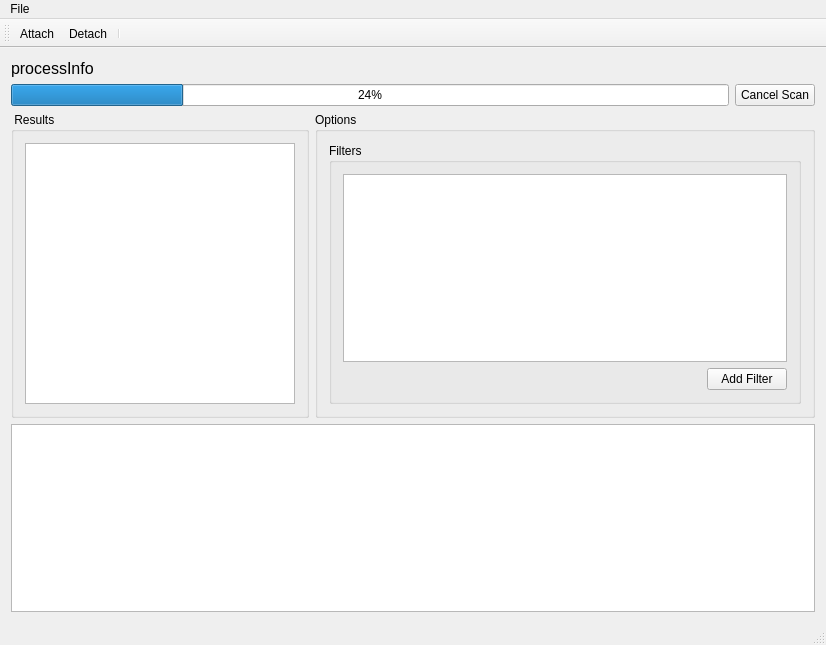
This is qt/mainwindow.ui in udoprog/ptscan as Qt 5 draws it before an edit. The edited form follows.
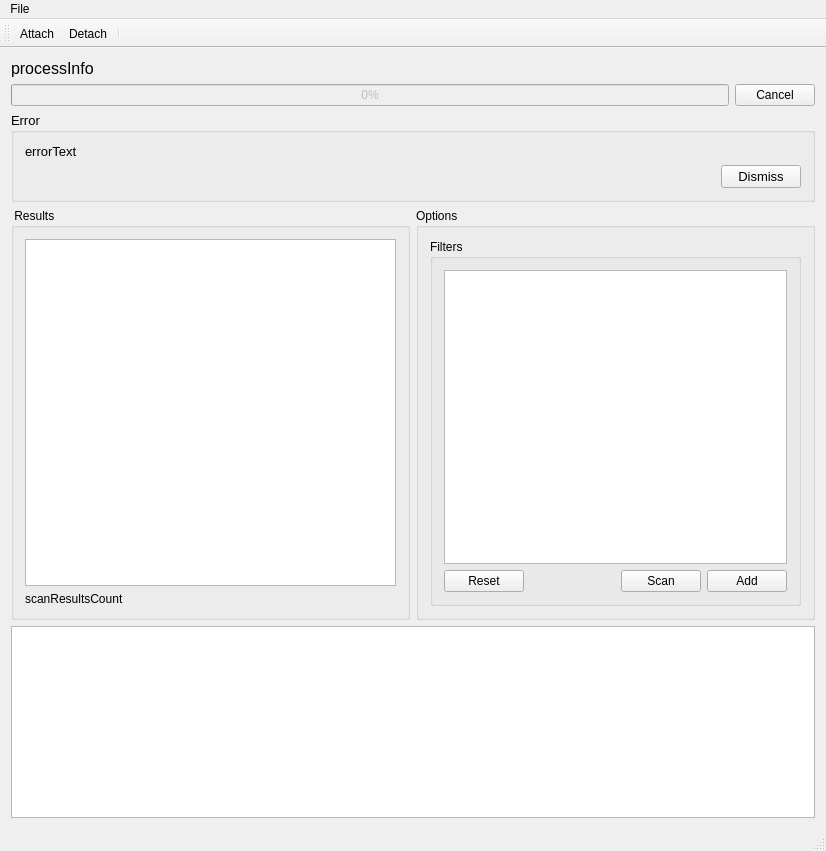
This is the edited form.

```diff
--- a/qt/mainwindow.ui
+++ b/qt/mainwindow.ui
@@ -7,7 +7,7 @@
     <x>0</x>
     <y>0</y>
     <width>826</width>
-    <height>645</height>
+    <height>851</height>
    </rect>
   </property>
   <property name="windowTitle">
@@ -15,7 +15,7 @@
   </property>
   <widget class="QWidget" name="centralWidget">
    <layout class="QGridLayout" name="gridLayout">
-    <item row="4" column="0">
+    <item row="5" column="0">
      <layout class="QVBoxLayout" name="verticalLayout">
       <item>
        <layout class="QHBoxLayout" name="horizontalLayout_4">
@@ -28,8 +28,15 @@
            <string> Results</string>
           </property>
           <layout class="QGridLayout" name="gridLayout_3">
+           <item row="1" column="0">
+            <widget class="QLabel" name="scanResultsCount">
+             <property name="text">
+              <string>scanResultsCount</string>
+             </property>
+            </widget>
+           </item>
            <item row="0" column="0">
-            <widget class="QListWidget" name="scanResults"/>
+            <widget class="QTreeView" name="scanResults"/>
            </item>
           </layout>
          </widget>
@@ -38,7 +45,7 @@
          <widget class="QGroupBox" name="options">
           <property name="minimumSize">
            <size>
-            <width>500</width>
+            <width>200</width>
             <height>0</height>
            </size>
           </property>
@@ -64,6 +71,13 @@
                 <property name="topMargin">
                  <number>0</number>
                 </property>
+                <item>
+                 <widget class="QPushButton" name="scanReset">
+                  <property name="text">
+                   <string>Reset</string>
+                  </property>
+                 </widget>
+                </item>
                 <item>
                  <spacer name="horizontalSpacer">
                   <property name="orientation">
@@ -77,10 +91,17 @@
                   </property>
                  </spacer>
                 </item>
+                <item>
+                 <widget class="QPushButton" name="scan">
+                  <property name="text">
+                   <string>Scan</string>
+                  </property>
+                 </widget>
+                </item>
                 <item>
                  <widget class="QPushButton" name="addFilterButton">
                   <property name="text">
-                   <string>Add Filter</string>
+                   <string>Add</string>
                   </property>
                  </widget>
                 </item>
@@ -106,19 +127,7 @@
       </item>
      </layout>
     </item>
-    <item row="0" column="0">
-     <widget class="QLabel" name="processInfo">
-      <property name="font">
-       <font>
-        <pointsize>12</pointsize>
-       </font>
-      </property>
-      <property name="text">
-       <string>processInfo</string>
-      </property>
-     </widget>
-    </item>
-    <item row="2" column="0">
+    <item row="3" column="0">
      <layout class="QHBoxLayout" name="horizontalLayout_2">
       <property name="bottomMargin">
        <number>0</number>
@@ -126,22 +135,94 @@
       <item>
        <widget class="QProgressBar" name="scanProgress">
         <property name="enabled">
-         <bool>true</bool>
+         <bool>false</bool>
         </property>
         <property name="value">
-         <number>24</number>
+         <number>0</number>
         </property>
        </widget>
       </item>
       <item>
        <widget class="QPushButton" name="scanCancel">
         <property name="text">
-         <string>Cancel Scan</string>
+         <string>Cancel</string>
         </property>
        </widget>
       </item>
      </layout>
     </item>
+    <item row="0" column="0">
+     <widget class="QLabel" name="processInfo">
+      <property name="font">
+       <font>
+        <pointsize>12</pointsize>
+       </font>
+      </property>
+      <property name="text">
+       <string>processInfo</string>
+      </property>
+     </widget>
+    </item>
+    <item row="4" column="0">
+     <widget class="QGroupBox" name="errorBox">
+      <property name="sizePolicy">
+       <sizepolicy hsizetype="Preferred" vsizetype="Preferred">
+        <horstretch>0</horstretch>
+        <verstretch>0</verstretch>
+       </sizepolicy>
+      </property>
+      <property name="font">
+       <font>
+        <pointsize>10</pointsize>
+       </font>
+      </property>
+      <property name="title">
+       <string>Error</string>
+      </property>
+      <layout class="QVBoxLayout" name="verticalLayout_4">
+       <item>
+        <widget class="QLabel" name="errorText">
+         <property name="sizePolicy">
+          <sizepolicy hsizetype="Preferred" vsizetype="Preferred">
+           <horstretch>0</horstretch>
+           <verstretch>0</verstretch>
+          </sizepolicy>
+         </property>
+         <property name="text">
+          <string>errorText</string>
+         </property>
+        </widget>
+       </item>
+       <item>
+        <layout class="QHBoxLayout" name="horizontalLayout_3">
+         <property name="bottomMargin">
+          <number>0</number>
+         </property>
+         <item>
+          <spacer name="horizontalSpacer_2">
+           <property name="orientation">
+            <enum>Qt::Horizontal</enum>
+           </property>
+           <property name="sizeHint" stdset="0">
+            <size>
+             <width>40</width>
+             <height>20</height>
+            </size>
+           </property>
+          </spacer>
+         </item>
+         <item>
+          <widget class="QPushButton" name="errorDismissButton">
+           <property name="text">
+            <string>Dismiss</string>
+           </property>
+          </widget>
+         </item>
+        </layout>
+       </item>
+      </layout>
+     </widget>
+    </item>
    </layout>
   </widget>
   <widget class="QMenuBar" name="menuBar">
```
Left out of the diff: 15 changed lines with no effect on the pictures.
